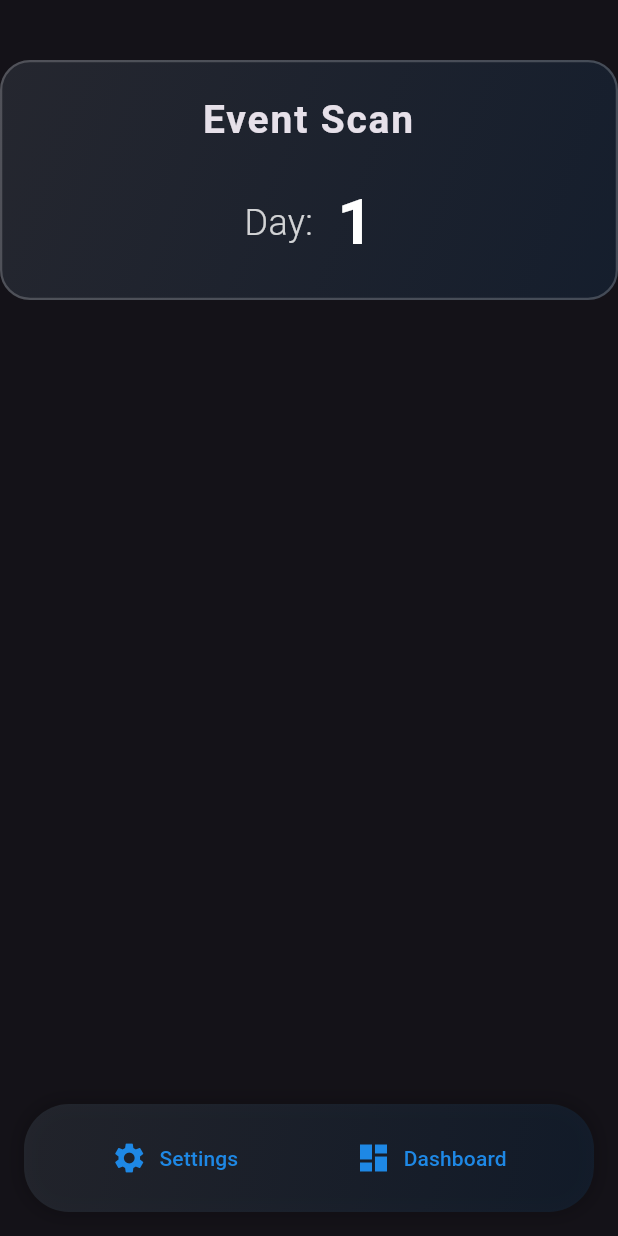
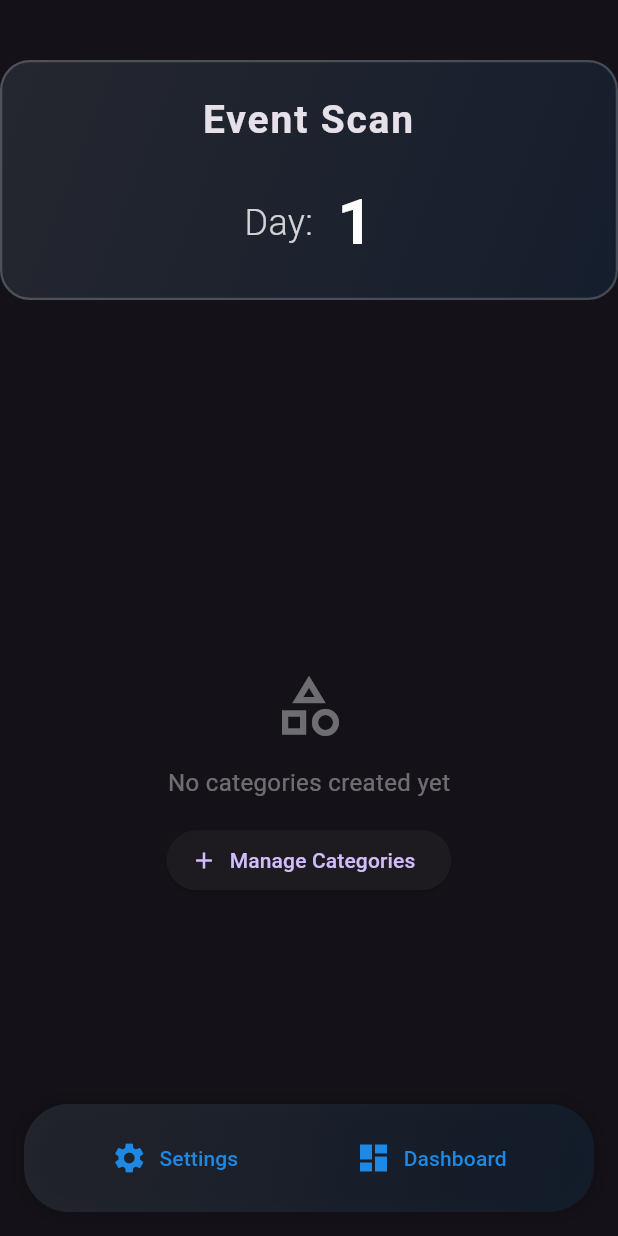
Before and after one commit to jeryjs/Event_Scan, a Flutter app: the screen it shows after launch, on a phone screen of 412 x 824 dp. Run offline on Flutter 3.47's test engine with Material 3 defaults, Android fonts, the phone set to English and light mode, and no system bars; our stand-ins replace audioplayers, cloud_firestore, file_picker, firebase_core, flutter_colorpicker, flutter_slidable and 1 more; missing offline and left inert: excel, flutter_iconpicker, mobile_scanner; accounts and stored records are empty.

Commit message:
feat: Add prompt for managing categories when none are available

```diff
--- a/lib/screens/home/home_screen.dart
+++ b/lib/screens/home/home_screen.dart
@@ -2,6 +2,7 @@ import 'package:cloud_firestore/cloud_firestore.dart';
 import 'package:flutter/material.dart';
 import 'package:party_scan/screens/dashboard/dashboard_screen.dart';
 
+import '../settings/manage_categories_dialog.dart';
 import './categories_grid.dart';
 import 'day_header.dart';
 import '../settings/settings_screen.dart';
@@ -72,6 +73,43 @@ class _HomeScreenState extends State<HomeScreen> with TickerProviderStateMixin {
                         return const Expanded(child: Center(child: CircularProgressIndicator()));
                       }
                       _categories = snapshot.data!;
+                      if (_categories.isEmpty) {
+                        return Expanded(
+                          child: Center(
+                            child: Column(
+                              mainAxisSize: MainAxisSize.min,
+                              children: [
+                                Icon(
+                                  Icons.category_outlined,
+                                  size: 48,
+                                  color: Theme.of(context).disabledColor,
+                                ),
+                                const SizedBox(height: 16),
+                                Text(
+                                  'No categories created yet',
+                                  style: TextStyle(
+                                    color: Theme.of(context).disabledColor,
+                                    fontSize: 16,
+                                  ),
+                                ),
+                                const SizedBox(height: 16),
+                                ElevatedButton.icon(
+                                  onPressed: () {
+                                    showDialog(
+                                      context: context,
+                                      builder: (context) => const ManageCategoriesDialog(),
+                                    ).then((_) {
+                                      setState(() {}); // Refresh settings screen if needed
+                                    });
+                                  },
+                                  icon: const Icon(Icons.add),
+                                  label: const Text('Manage Categories'),
+                                ),
+                              ],
+                            ),
+                          ),
+                        );
+                      }
                       return Expanded(child: CategoriesGrid(categories: _categories, selectedDay: day));
                     },
                   ),
```
